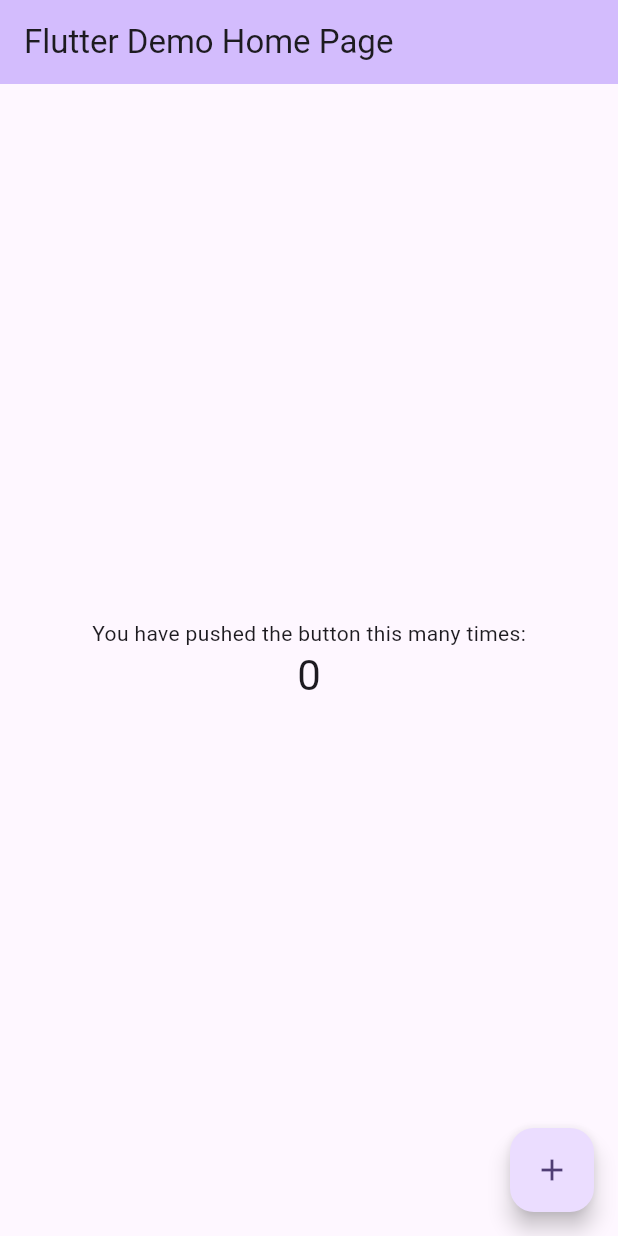
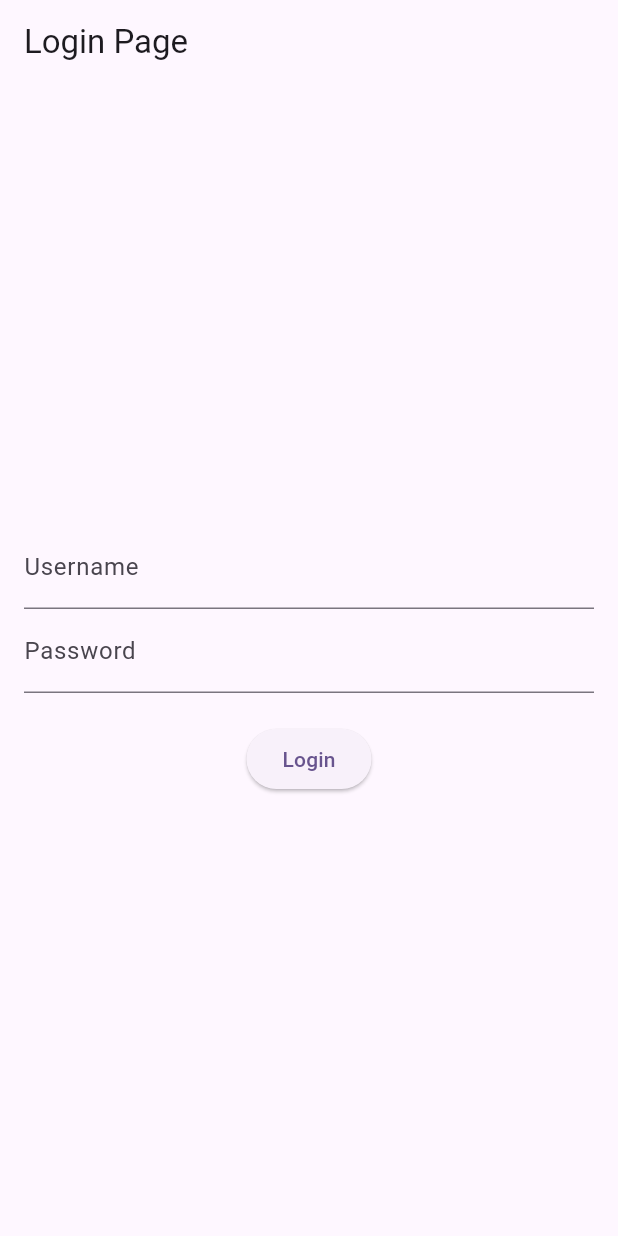
Before and after one commit to RafiRhnnn/mobileprogamingke2, a Flutter app: the screen it shows after launch, on a phone screen of 412 x 824 dp. Run offline on Flutter 3.47's test engine with Material 3 defaults, Android fonts, the phone set to English and light mode, and no system bars.

Commit message:
--init percobaantugas

```diff
--- a/lib/main.dart
+++ b/lib/main.dart
@@ -7,119 +7,127 @@
 class MyApp extends StatelessWidget {
   const MyApp({super.key});
 
-  // This widget is the root of your application.
   @override
   Widget build(BuildContext context) {
     return MaterialApp(
-      title: 'Flutter Demo',
+      title: 'Flutter Login Demo',
       theme: ThemeData(
-        // This is the theme of your application.
-        //
-        // TRY THIS: Try running your application with "flutter run". You'll see
-        // the application has a purple toolbar. Then, without quitting the app,
-        // try changing the seedColor in the colorScheme below to Colors.green
-        // and then invoke "hot reload" (save your changes or press the "hot
-        // reload" button in a Flutter-supported IDE, or press "r" if you used
-        // the command line to start the app).
-        //
-        // Notice that the counter didn't reset back to zero; the application
-        // state is not lost during the reload. To reset the state, use hot
-        // restart instead.
-        //
-        // This works for code too, not just values: Most code changes can be
-        // tested with just a hot reload.
         colorScheme: ColorScheme.fromSeed(seedColor: Colors.deepPurple),
         useMaterial3: true,
       ),
-      home: const MyHomePage(title: 'Flutter Demo Home Page'),
+      home: const LoginPage(),
     );
   }
 }
 
-class MyHomePage extends StatefulWidget {
-  const MyHomePage({super.key, required this.title});
-
-  // This widget is the home page of your application. It is stateful, meaning
-  // that it has a State object (defined below) that contains fields that affect
-  // how it looks.
-
-  // This class is the configuration for the state. It holds the values (in this
-  // case the title) provided by the parent (in this case the App widget) and
-  // used by the build method of the State. Fields in a Widget subclass are
-  // always marked "final".
-
-  final String title;
+class LoginPage extends StatefulWidget {
+  const LoginPage({super.key});
 
   @override
-  State<MyHomePage> createState() => _MyHomePageState();
+  State<LoginPage> createState() => _LoginPageState();
 }
 
-class _MyHomePageState extends State<MyHomePage> {
-  int _counter = 0;
+class _LoginPageState extends State<LoginPage> {
+  final TextEditingController _usernameController = TextEditingController();
+  final TextEditingController _passwordController = TextEditingController();
 
-  void _incrementCounter() {
-    setState(() {
-      // This call to setState tells the Flutter framework that something has
-      // changed in this State, which causes it to rerun the build method below
-      // so that the display can reflect the updated values. If we changed
-      // _counter without calling setState(), then the build method would not be
-      // called again, and so nothing would appear to happen.
-      _counter++;
-    });
+  void _login() {
+    String username = _usernameController.text;
+    String password = _passwordController.text;
+
+    if (username == 'rafirhn' && password == 'admin123') {
+      // Jika login berhasil, navigasi ke halaman dashboard
+      Navigator.push(
+        context,
+        MaterialPageRoute(
+          builder: (context) => DashboardPage(username: username),
+        ),
+      );
+    } else {
+      // Jika login gagal, tampilkan pesan kesalahan
+      showDialog(
+        context: context,
+        builder: (context) {
+          return AlertDialog(
+            title: const Text('Login Gagal'),
+            content: const Text('Username atau password salah!'),
+            actions: [
+              TextButton(
+                onPressed: () {
+                  Navigator.pop(context);
+                },
+                child: const Text('OK'),
+              ),
+            ],
+          );
+        },
+      );
+    }
   }
 
   @override
   Widget build(BuildContext context) {
-    // This method is rerun every time setState is called, for instance as done
-    // by the _incrementCounter method above.
-    //
-    // The Flutter framework has been optimized to make rerunning build methods
-    // fast, so that you can just rebuild anything that needs updating rather
-    // than having to individually change instances of widgets.
     return Scaffold(
       appBar: AppBar(
-        // TRY THIS: Try changing the color here to a specific color (to
-        // Colors.amber, perhaps?) and trigger a hot reload to see the AppBar
-        // change color while the other colors stay the same.
-        backgroundColor: Theme.of(context).colorScheme.inversePrimary,
-        // Here we take the value from the MyHomePage object that was created by
-        // the App.build method, and use it to set our appbar title.
-        title: Text(widget.title),
+        title: const Text('Login Page'),
       ),
-      body: Center(
-        // Center is a layout widget. It takes a single child and positions it
-        // in the middle of the parent.
+      body: Padding(
+        padding: const EdgeInsets.all(16.0),
         child: Column(
-          // Column is also a layout widget. It takes a list of children and
-          // arranges them vertically. By default, it sizes itself to fit its
-          // children horizontally, and tries to be as tall as its parent.
-          //
-          // Column has various properties to control how it sizes itself and
-          // how it positions its children. Here we use mainAxisAlignment to
-          // center the children vertically; the main axis here is the vertical
-          // axis because Columns are vertical (the cross axis would be
-          // horizontal).
-          //
-          // TRY THIS: Invoke "debug painting" (choose the "Toggle Debug Paint"
-          // action in the IDE, or press "p" in the console), to see the
-          // wireframe for each widget.
           mainAxisAlignment: MainAxisAlignment.center,
-          children: <Widget>[
-            const Text(
-              'You have pushed the button this many times:',
+          children: [
+            TextField(
+              controller: _usernameController,
+              decoration: const InputDecoration(
+                labelText: 'Username',
+              ),
             ),
-            Text(
-              '$_counter',
-              style: Theme.of(context).textTheme.headlineMedium,
+            TextField(
+              controller: _passwordController,
+              obscureText: true,
+              decoration: const InputDecoration(
+                labelText: 'Password',
+              ),
+            ),
+            const SizedBox(height: 20),
+            ElevatedButton(
+              onPressed: _login,
+              child: const Text('Login'),
             ),
           ],
         ),
       ),
-      floatingActionButton: FloatingActionButton(
-        onPressed: _incrementCounter,
-        tooltip: 'Increment',
-        child: const Icon(Icons.add),
-      ), // This trailing comma makes auto-formatting nicer for build methods.
     );
   }
 }
+
+class DashboardPage extends StatelessWidget {
+  final String username;
+  const DashboardPage({super.key, required this.username});
+
+  @override
+  Widget build(BuildContext context) {
+    return Scaffold(
+      appBar: AppBar(
+        title: const Text('Dashboard'),
+        actions: [
+          Padding(
+            padding: const EdgeInsets.all(16.0),
+            child: Center(
+              child: Text(
+                'Selamat datang, $username',
+                style: const TextStyle(fontSize: 16),
+              ),
+            ),
+          ),
+        ],
+      ),
+      body: const Center(
+        child: Text(
+          'Ini adalah halaman dashboard!',
+          style: TextStyle(fontSize: 24),
+        ),
+      ),
+    );
+  }
+}
```
